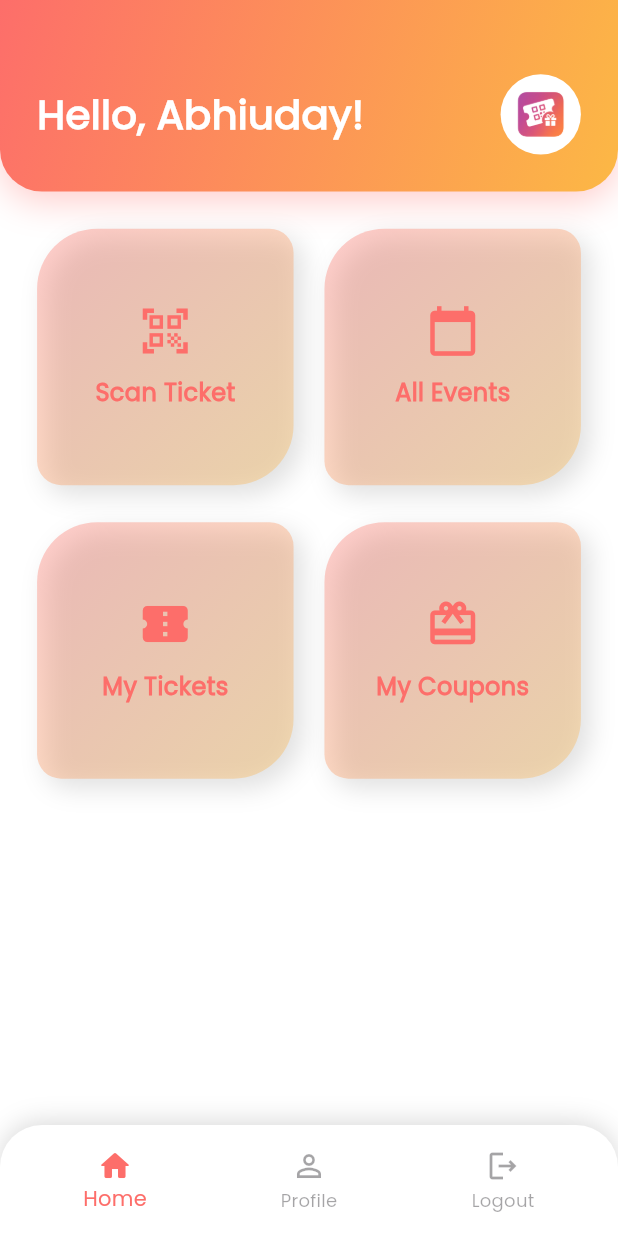
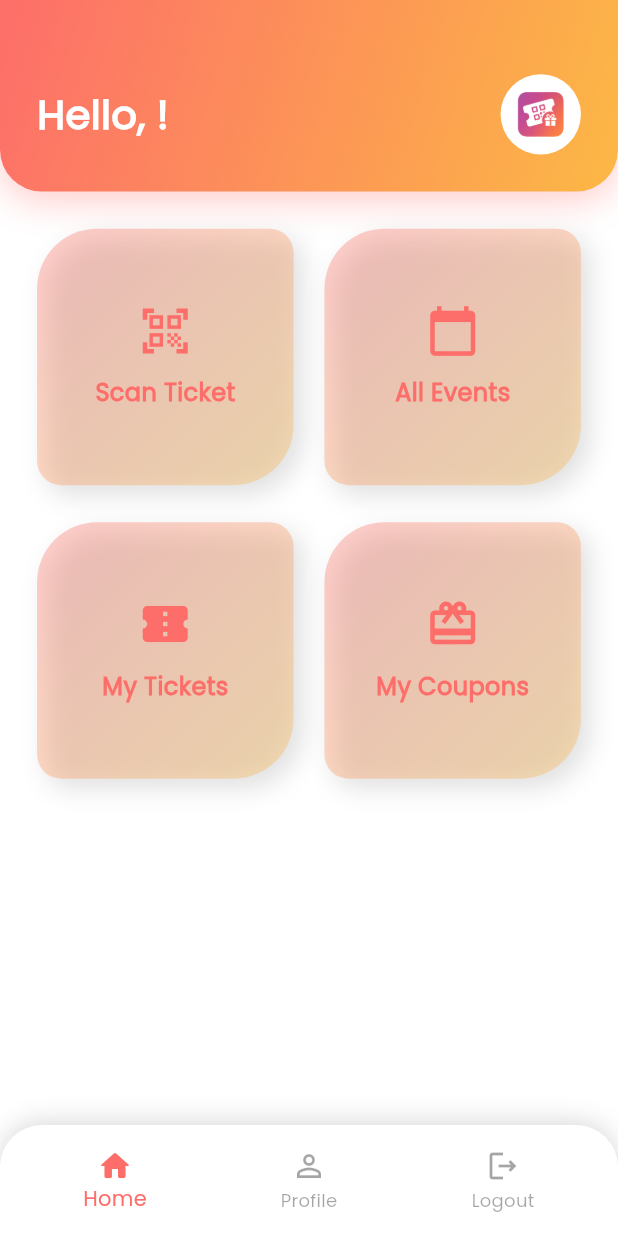
Before and after one commit to abhiuday2510/my-enrich, a Flutter app: the screen it shows once a user with an empty profile is signed in, on a phone screen of 412 x 824 dp. Run offline on Flutter 3.47's test engine with Material 3 defaults, Android fonts, the phone set to English and light mode, and no system bars; our stand-ins replace firebase_auth, firebase_core, go_router, google_sign_in; accounts and stored records are empty.

Commit message:
feat(user): add user google photo

```diff
--- a/lib/features/home/presentation/page/home_screen.dart
+++ b/lib/features/home/presentation/page/home_screen.dart
@@ -26,6 +26,11 @@ class _HomeScreenState extends State<HomeScreen> with SingleTickerProviderStateM
     final size = MediaQuery.of(context).size;
     final w = size.width;
     final h = size.height;
+
+    final user = context.watch<AuthProvider>().user;
+    final displayName = user?.displayName ?? 'There';
+    final email = user?.email ?? '';
+    final photoUrl = user?.photoURL;
 
     return Scaffold(
       backgroundColor: theme.colorScheme.surface,
@@ -64,7 +69,7 @@ class _HomeScreenState extends State<HomeScreen> with SingleTickerProviderStateM
                       mainAxisAlignment: MainAxisAlignment.spaceBetween,
                       children: [
                         Text(
-                          'Hello, Abhiuday!',
+                          'Hello, ${displayName.split(' ').first}!',
                           style: TextStyle(
                             fontSize: w * 0.065,
                             fontWeight: FontWeight.w700,
@@ -92,15 +97,16 @@ class _HomeScreenState extends State<HomeScreen> with SingleTickerProviderStateM
                           CircleAvatar(
                             radius: 32,
                             backgroundColor: theme.colorScheme.surface,
-                            child: Icon(Icons.person, size: 32, color: theme.colorScheme.onSurface),
+                            backgroundImage: photoUrl != null ? NetworkImage(photoUrl) : null,
+                            child: photoUrl == null ? const Icon(Icons.person) : null,
                           ),
                           const SizedBox(width: 16),
                           Column(
                             crossAxisAlignment: CrossAxisAlignment.start,
                             children: [
-                              Text('Abhiuday Ojha', style: TextStyle(fontSize: 16, fontWeight: FontWeight.bold, color: theme.colorScheme.onPrimary)),
+                              Text(displayName, style: TextStyle(fontSize: 16, fontWeight: FontWeight.bold, color: theme.colorScheme.onPrimary)),
                               const SizedBox(height: 4),
-                              Text('abhiuday@example.com', style: TextStyle(fontSize: 14, color: theme.colorScheme.onPrimary.withOpacity(0.85))),
+                              Text(email, style: TextStyle(fontSize: 14, color: theme.colorScheme.onPrimary.withOpacity(0.85))),
                             ],
                           )
                         ],
```
